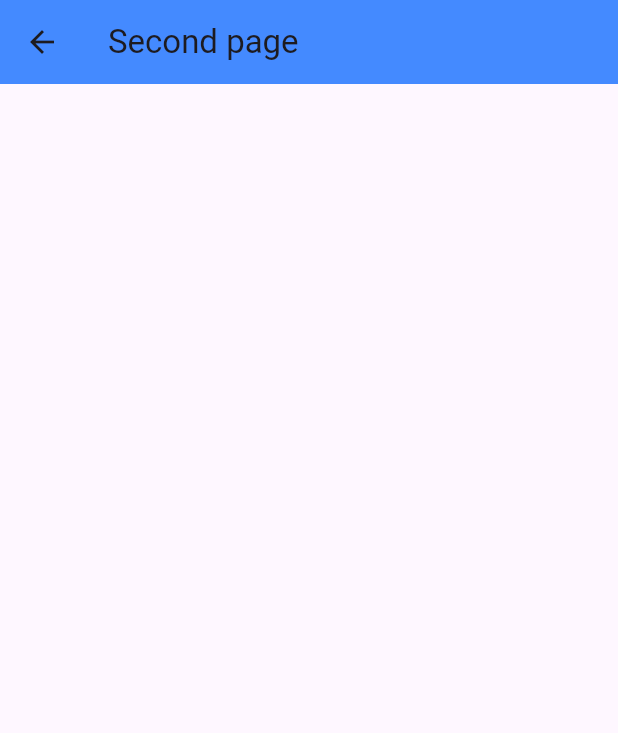
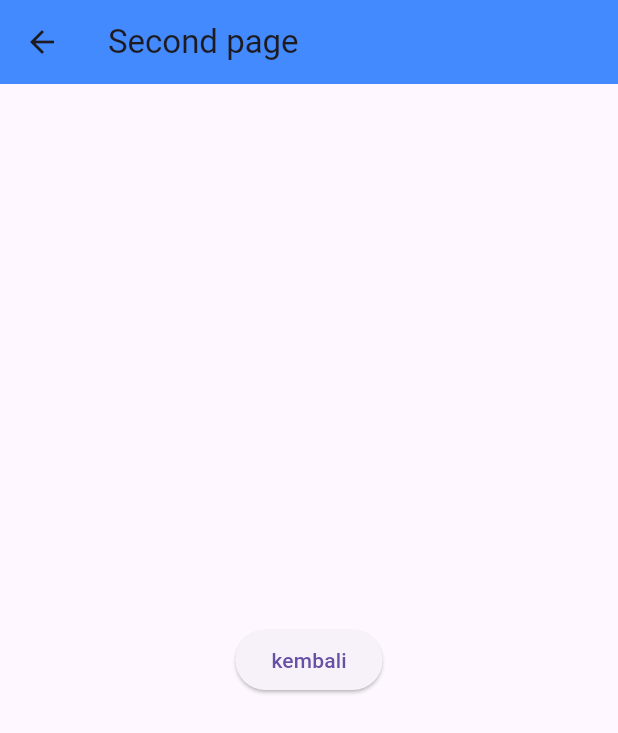
Before and after one commit to septyaanp/21102177_TI3_ppb2234-2coba, a Flutter app: the SecondPage screen opened directly, on a phone screen of 412 x 824 dp. Shown: the top 733 px of the screen. Run offline on Flutter 3.47's test engine with Material 3 defaults, Android fonts, the phone set to English and light mode, and no system bars; our stand-ins replace bloc, equatable, flutter_bloc.

Commit message:
step 8 : menambahkan tombol pada Second_page

```diff
--- a/navigation_dan_routing_prak5/lib/second_page.dart
+++ b/navigation_dan_routing_prak5/lib/second_page.dart
@@ -10,6 +10,12 @@ class SecondPage extends StatelessWidget {
         title: const Text('Second page'),
         backgroundColor: Colors.blueAccent,
       ),
+      body: Center(
+        child: ElevatedButton(
+          onPressed: () {},
+          child: const Text('kembali'),
+        ),
+      ),
     );
   }
 }
```
